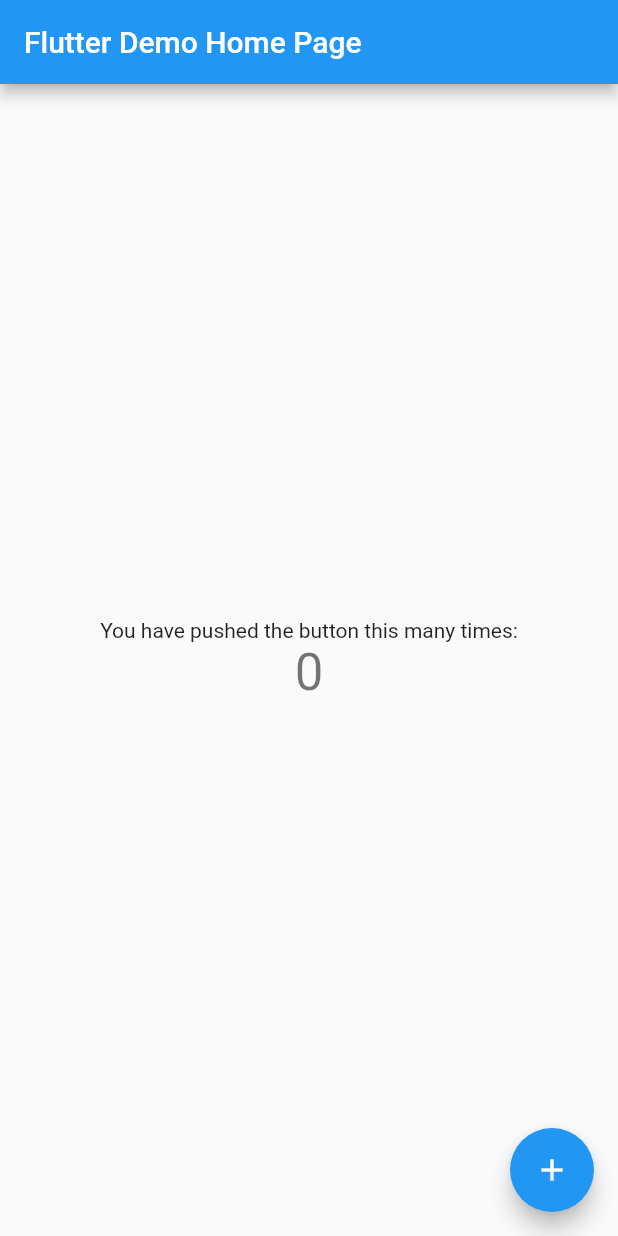
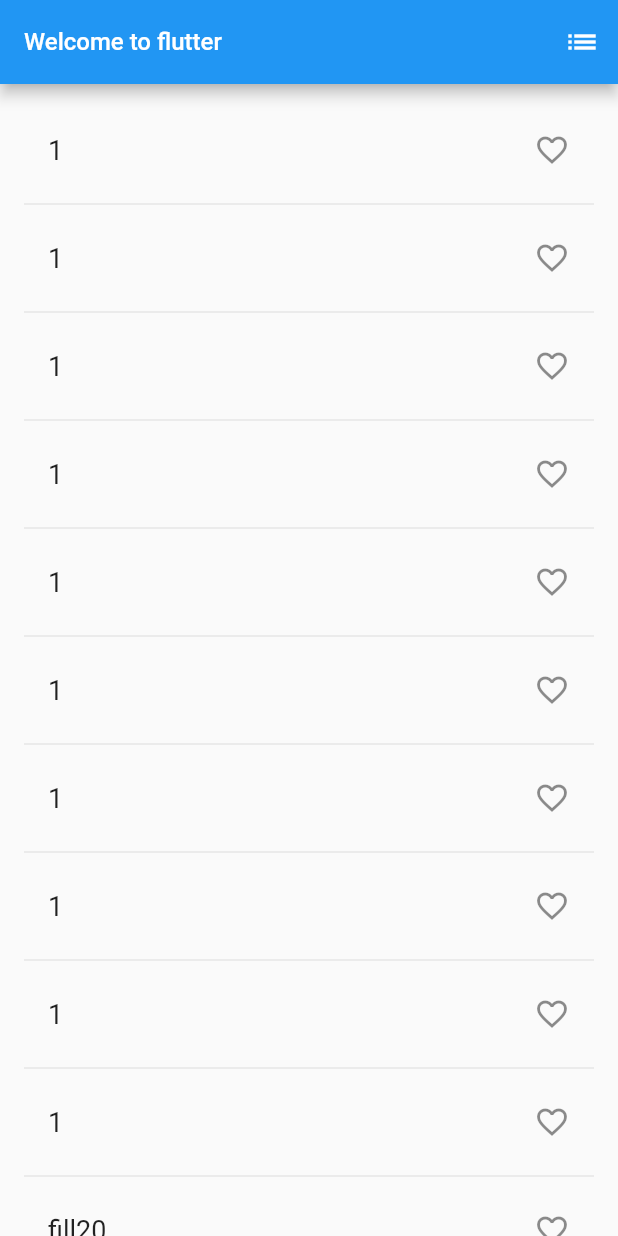
Before and after one commit to LeviathanF/flutter_demo, a Flutter app: the screen it shows after launch, on a phone screen of 412 x 824 dp. Run offline on Flutter 3.47's test engine with Material 2 defaults, Android fonts, the phone set to English and light mode, and no system bars.

Commit message:
创建一个ListView界面

```diff
--- a/lib/main.dart
+++ b/lib/main.dart
@@ -1,111 +1,119 @@
+import 'dart:math';
+
 import 'package:flutter/material.dart';
 
 void main() => runApp(MyApp());
 
 class MyApp extends StatelessWidget {
-  // This widget is the root of your application.
   @override
   Widget build(BuildContext context) {
+    // TODO: implement build
     return MaterialApp(
-      title: 'Flutter Demo',
-      theme: ThemeData(
-        // This is the theme of your application.
-        //
-        // Try running your application with "flutter run". You'll see the
-        // application has a blue toolbar. Then, without quitting the app, try
-        // changing the primarySwatch below to Colors.green and then invoke
-        // "hot reload" (press "r" in the console where you ran "flutter run",
-        // or simply save your changes to "hot reload" in a Flutter IDE).
-        // Notice that the counter didn't reset back to zero; the application
-        // is not restarted.
-        primarySwatch: Colors.blue,
-      ),
-      home: MyHomePage(title: 'Flutter Demo Home Page'),
+      title: 'welcome to flutter',
+      home: RandomWords()
     );
   }
 }
 
-class MyHomePage extends StatefulWidget {
-  MyHomePage({Key key, this.title}) : super(key: key);
-
-  // This widget is the home page of your application. It is stateful, meaning
-  // that it has a State object (defined below) that contains fields that affect
-  // how it looks.
-
-  // This class is the configuration for the state. It holds the values (in this
-  // case the title) provided by the parent (in this case the App widget) and
-  // used by the build method of the State. Fields in a Widget subclass are
-  // always marked "final".
-
-  final String title;
-
-  @override
-  _MyHomePageState createState() => _MyHomePageState();
-}
-
-class _MyHomePageState extends State<MyHomePage> {
-  int _counter = 0;
-
-  void _incrementCounter() {
-    setState(() {
-      // This call to setState tells the Flutter framework that something has
-      // changed in this State, which causes it to rerun the build method below
-      // so that the display can reflect the updated values. If we changed
-      // _counter without calling setState(), then the build method would not be
-      // called again, and so nothing would appear to happen.
-      _counter++;
-    });
-  }
+class RandomWordState extends State<RandomWords> {
+  final _suggestions = ["1", "1", "1", "1", "1", "1", "1", "1", "1", "1"];
+  final _biggerFont = TextStyle(fontSize: 18);
+  final _util = TextUtil();
+  final _saved = new Set<String>();
 
   @override
   Widget build(BuildContext context) {
-    // This method is rerun every time setState is called, for instance as done
-    // by the _incrementCounter method above.
-    //
-    // The Flutter framework has been optimized to make rerunning build methods
-    // fast, so that you can just rebuild anything that needs updating rather
-    // than having to individually change instances of widgets.
+    // TODO: implement build
+    String target = Random().nextInt(1000).toString();
+//    return Text(target);
     return Scaffold(
       appBar: AppBar(
-        // Here we take the value from the MyHomePage object that was created by
-        // the App.build method, and use it to set our appbar title.
-        title: Text(widget.title),
+        title: Text(
+          'Welcome to flutter',
+          style: TextStyle(fontSize: 16),
+        ),
+        actions: <Widget>[
+          new IconButton(icon: const Icon(Icons.list), onPressed: _pushSave)
+        ],
       ),
       body: Center(
-        // Center is a layout widget. It takes a single child and positions it
-        // in the middle of the parent.
-        child: Column(
-          // Column is also a layout widget. It takes a list of children and
-          // arranges them vertically. By default, it sizes itself to fit its
-          // children horizontally, and tries to be as tall as its parent.
-          //
-          // Invoke "debug painting" (press "p" in the console, choose the
-          // "Toggle Debug Paint" action from the Flutter Inspector in Android
-          // Studio, or the "Toggle Debug Paint" command in Visual Studio Code)
-          // to see the wireframe for each widget.
-          //
-          // Column has various properties to control how it sizes itself and
-          // how it positions its children. Here we use mainAxisAlignment to
-          // center the children vertically; the main axis here is the vertical
-          // axis because Columns are vertical (the cross axis would be
-          // horizontal).
-          mainAxisAlignment: MainAxisAlignment.center,
-          children: <Widget>[
-            Text(
-              'You have pushed the button this many times:',
-            ),
-            Text(
-              '$_counter',
-              style: Theme.of(context).textTheme.display1,
-            ),
-          ],
-        ),
+        child: _buildSuggestions(),
       ),
-      floatingActionButton: FloatingActionButton(
-        onPressed: _incrementCounter,
-        tooltip: 'Increment',
-        child: Icon(Icons.add),
-      ), // This trailing comma makes auto-formatting nicer for build methods.
     );
   }
+
+
+
+  Widget _buildSuggestions() {
+    return ListView.builder(
+        padding: const EdgeInsets.all(16.0),
+        itemBuilder: (context, i) {
+          if (i.isOdd) return Divider();
+
+          final index = i ~/ 2;
+          if (index >= _suggestions.length) {
+            _suggestions.addAll(_util.take());
+          }
+          return _buildRow(_suggestions[index]);
+        });
+  }
+
+  Widget _buildRow(String content) {
+    bool alreadySaved = _saved.contains(content);
+    return ListTile(
+      title: Text(
+        content,
+        style: _biggerFont,
+      ),
+      trailing: new Icon(
+        alreadySaved ? Icons.favorite : Icons.favorite_border,
+        color: alreadySaved ? Colors.red : null,
+      ),
+      onTap: () {
+        setState(() {
+          if (alreadySaved) {
+            _saved.remove(content);
+          } else {
+            _saved.add(content);
+          }
+        });
+      },
+    );
+  }
+
+  void _pushSave() {
+    Navigator.of(context)
+        .push(new MaterialPageRoute<void>(builder: (BuildContext context) {
+      final Iterable<ListTile> tiles = _saved.map((String content) {
+        return new ListTile(
+          title: new Text(
+            content,
+            style: _biggerFont,
+          ),
+        );
+      });
+      final List<Widget> divided =
+          ListTile.divideTiles(context: context, tiles: tiles).toList();
+      return new Scaffold(
+        appBar: new AppBar(
+          title: const Text('saved suggestions'),
+        ),
+        body: new ListView(children: divided),
+      );
+    }));
+  }
 }
+
+class RandomWords extends StatefulWidget {
+  @override
+  RandomWordState createState() => RandomWordState();
+}
+
+class TextUtil {
+  final _random = Random();
+
+  take() {
+    final _target = List.filled(10, "fill" + _random.nextInt(100).toString());
+    return _target;
+  }
+}
```
